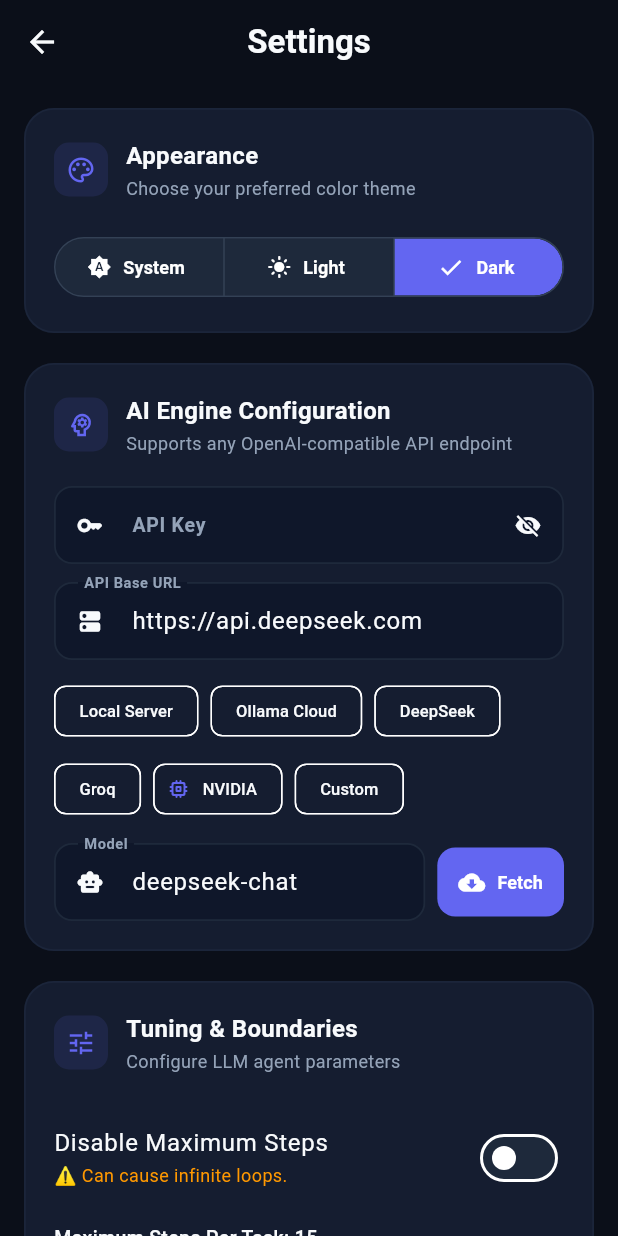
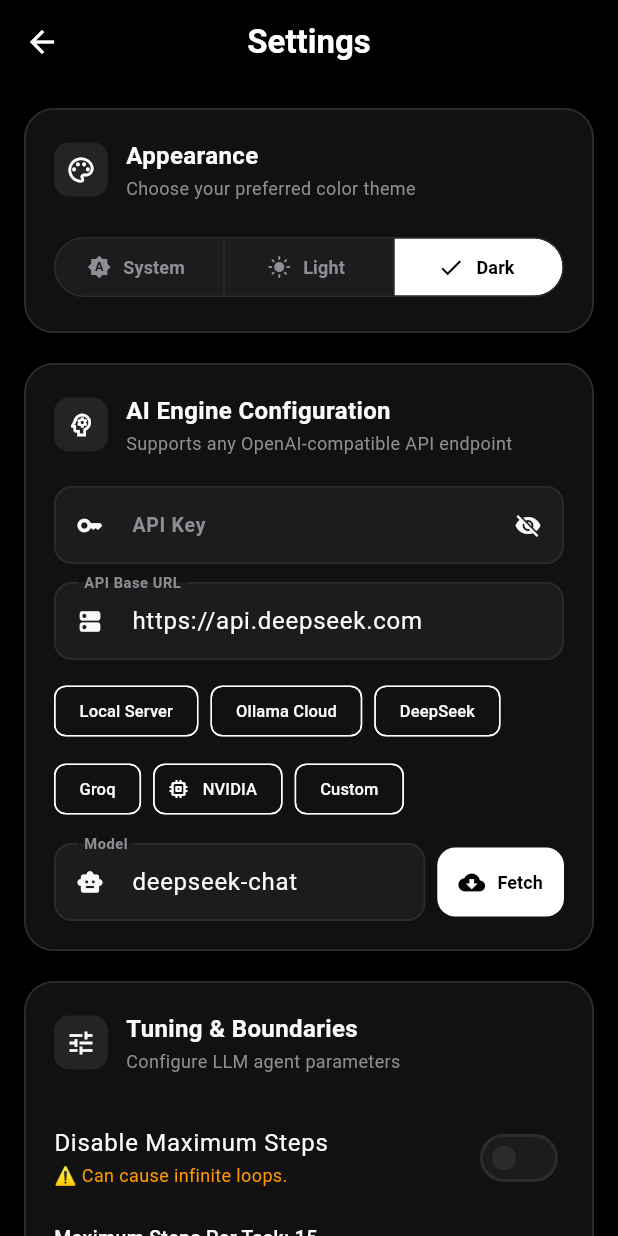
Before and after one commit to hebimind-boop/private-agent-pro, a Flutter app: the SettingsScreen screen opened directly with empty values, after a tap on "System", after a tap on "Light", after a tap on "Dark", on a phone screen of 412 x 824 dp. Run offline on Flutter 3.47's test engine with Material 3 defaults, Android fonts, the phone set to English and light mode, and no system bars; our stand-ins replace flutter_contacts, flutter_local_notifications, flutter_markdown, flutter_tts, permission_handler, plugin_platform_interface and 2 more; missing offline and left inert: android_intent_plus, installed_apps, screen_brightness, shizuku_api, volume_controller; accounts and stored records are empty.

Commit message:
style: implement pure OLED black and white minimalist theme

```diff
--- a/lib/main.dart
+++ b/lib/main.dart
@@ -19,13 +19,13 @@ void overlayMain() {
         scaffoldBackgroundColor: Colors.transparent,
         cardColor: Colors.white,
         dialogBackgroundColor: Colors.transparent,
-        primaryColor: const Color(0xFF4F46E5),
+        primaryColor: const Color(0xFF000000),
         useMaterial3: true,
         colorScheme: const ColorScheme.light(
           background: Colors.transparent,
-          primary: Color(0xFF4F46E5),
+          primary: Color(0xFF000000),
           surface: Colors.white,
-          onSurface: Color(0xFF1E293B),
+          onSurface: Color(0xFF111111),
           onPrimary: Colors.white,
         ),
       ),
@@ -125,16 +125,19 @@ class PrivateAgentApp extends StatelessWidget {
           ),
           darkTheme: ThemeData(
             brightness: Brightness.dark,
-            primaryColor: const Color(0xFF6366F1), // Indigo-500
+            primaryColor: const Color(0xFFFFFFFF),
             scaffoldBackgroundColor: const Color(
-              0xFF0B0F19,
-            ), // Midnight deep slate
+              0xFF000000,
+            ), // True pitch-black OLED
             colorScheme: const ColorScheme.dark(
-              primary: Color(0xFF6366F1), // Indigo-500
-              secondary: Color(0xFF38BDF8), // Sky-400
-              surface: Color(0xFF151D30), // Midnight gray-blue card background
-              onSurface: Color(0xFFF8FAFC), // Slate-50 text
-              surfaceContainerHighest: Color(0xFF1E293B), // Slate-800
+              primary: Color(0xFFFFFFFF), // Crisp pure white
+              onPrimary: Color(0xFF000000), // Pure black text on primary buttons
+              secondary: Color(0xFFE5E5EA),
+              onSecondary: Color(0xFF000000),
+              surface: Color(0xFF111111), // Dark elevated card surface
+              onSurface: Color(0xFFF8FAFC),
+              surfaceContainerHighest: Color(0xFF1C1C1E),
+              outline: Color(0xFF2C2C2E),
               error: Colors.redAccent,
             ),
             useMaterial3: true,
@@ -143,8 +146,8 @@ class PrivateAgentApp extends StatelessWidget {
               elevation: 0,
               scrolledUnderElevation: 0,
               backgroundColor: Colors.transparent,
-              foregroundColor: Color(0xFFF8FAFC),
-              iconTheme: IconThemeData(color: Color(0xFFF8FAFC)),
+              foregroundColor: Color(0xFFFFFFFF),
+              iconTheme: IconThemeData(color: Color(0xFFFFFFFF)),
               systemOverlayStyle: SystemUiOverlayStyle(
                 statusBarColor: Colors.transparent,
                 statusBarIconBrightness: Brightness.light,
@@ -153,11 +156,11 @@ class PrivateAgentApp extends StatelessWidget {
             ),
             cardTheme: CardThemeData(
               elevation: 0,
-              color: const Color(0xFF151D30),
+              color: const Color(0xFF111111),
               shape: RoundedRectangleBorder(
                 borderRadius: BorderRadius.circular(20),
-                side: BorderSide(
-                  color: const Color(0xFF243049).withOpacity(0.4),
+                side: const BorderSide(
+                  color: Color(0xFF2C2C2E),
                   width: 1.2,
                 ),
               ),
--- a/lib/overlay_main.dart
+++ b/lib/overlay_main.dart
@@ -576,7 +576,7 @@ class _OverlayAppState extends State<OverlayApp> {
                             width: 28,
                             height: 28,
                             decoration: const BoxDecoration(
-                              color: Color(0xFF4F46E5),
+                              color: Color(0xFF111111),
                               shape: BoxShape.circle,
                             ),
                             child: const Icon(
--- a/lib/screens/onboarding_screen.dart
+++ b/lib/screens/onboarding_screen.dart
@@ -225,12 +225,17 @@ class _OnboardingScreenState extends State<OnboardingScreen>
             _isValidating = false;
           });
 
+          final isDark = Theme.of(context).brightness == Brightness.dark;
           ScaffoldMessenger.of(context).showSnackBar(
             SnackBar(
-              content: const Text(
+              content: Text(
                 'Configuration validated! Launching PrivateAgent...',
+                style: TextStyle(
+                  color: isDark ? Colors.black : Colors.white,
+                  fontWeight: FontWeight.bold,
+                ),
               ),
-              backgroundColor: Colors.indigoAccent,
+              backgroundColor: isDark ? Colors.white : Theme.of(context).colorScheme.primary,
               behavior: SnackBarBehavior.floating,
               shape: RoundedRectangleBorder(
                 borderRadius: BorderRadius.circular(12),
@@ -405,7 +410,7 @@ class _OnboardingScreenState extends State<OnboardingScreen>
 
     return Scaffold(
       backgroundColor: isDark
-          ? const Color(0xFF0B0F19)
+          ? const Color(0xFF000000)
           : const Color(0xFFF8FAFC),
       body: Stack(
         children: [
@@ -473,11 +478,11 @@ class _OnboardingScreenState extends State<OnboardingScreen>
                 gradient: RadialGradient(
                   colors: [
                     isDark
-                        ? const Color(0xFF6366F1).withOpacity(0.18)
-                        : const Color(0xFF4F46E5).withOpacity(0.08),
+                        ? Colors.white.withOpacity(0.04)
+                        : Colors.black.withOpacity(0.03),
                     isDark
-                        ? const Color(0xFF6366F1).withOpacity(0)
-                        : const Color(0xFF4F46E5).withOpacity(0),
+                        ? Colors.white.withOpacity(0)
+                        : Colors.black.withOpacity(0),
                   ],
                 ),
               ),
@@ -494,11 +499,11 @@ class _OnboardingScreenState extends State<OnboardingScreen>
                 gradient: RadialGradient(
                   colors: [
                     isDark
-                        ? const Color(0xFF38BDF8).withOpacity(0.15)
-                        : const Color(0xFF0EA5E9).withOpacity(0.06),
+                        ? Colors.white.withOpacity(0.03)
+                        : Colors.black.withOpacity(0.02),
                     isDark
-                        ? const Color(0xFF38BDF8).withOpacity(0)
-                        : const Color(0xFF0EA5E9).withOpacity(0),
+                        ? Colors.white.withOpacity(0)
+                        : Colors.black.withOpacity(0),
                   ],
                 ),
               ),
@@ -607,7 +612,7 @@ class _OnboardingScreenState extends State<OnboardingScreen>
                 height: 140,
                 decoration: BoxDecoration(
                   shape: BoxShape.circle,
-                  color: isDark ? const Color(0xFF151D30) : Colors.white,
+                  color: isDark ? const Color(0xFF111111) : Colors.white,
                   boxShadow: [
                     BoxShadow(
                       color: Colors.black.withOpacity(isDark ? 0.25 : 0.08),
--- a/lib/screens/settings_screen.dart
+++ b/lib/screens/settings_screen.dart
@@ -259,12 +259,14 @@ class _SettingsScreenState extends State<SettingsScreen>
                 Container(
                   padding: const EdgeInsets.all(8),
                   decoration: BoxDecoration(
-                    color: Theme.of(context).primaryColor.withOpacity(0.12),
+                    color: isDark
+                        ? Colors.white.withOpacity(0.08)
+                        : Theme.of(context).primaryColor.withOpacity(0.12),
                     borderRadius: BorderRadius.circular(10),
                   ),
                   child: Icon(
                     icon,
-                    color: Theme.of(context).primaryColor,
+                    color: isDark ? Colors.white : Theme.of(context).primaryColor,
                     size: 20,
                   ),
                 ),
@@ -287,7 +289,7 @@ class _SettingsScreenState extends State<SettingsScreen>
                           style: TextStyle(
                             fontSize: 12,
                             color: isDark
-                                ? const Color(0xFF94A3B8)
+                                ? const Color(0xFF8E8E93)
                                 : const Color(0xFF475569),
                           ),
                         ),
@@ -318,35 +320,35 @@ class _SettingsScreenState extends State<SettingsScreen>
       prefixIcon: prefixIcon,
       suffixIcon: suffixIcon,
       filled: true,
-      fillColor: isDark ? const Color(0xFF0F172A) : const Color(0xFFF8FAFC),
+      fillColor: isDark ? const Color(0xFF1C1C1E) : const Color(0xFFF8FAFC),
       labelStyle: TextStyle(
-        color: isDark ? const Color(0xFF94A3B8) : const Color(0xFF64748B),
+        color: isDark ? const Color(0xFF8E8E93) : const Color(0xFF64748B),
         fontSize: 13,
         fontWeight: FontWeight.w600,
       ),
       hintStyle: TextStyle(
-        color: isDark ? const Color(0xFF475569) : const Color(0xFF94A3B8),
+        color: isDark ? const Color(0xFF636366) : const Color(0xFF94A3B8),
         fontSize: 13,
       ),
       contentPadding: const EdgeInsets.symmetric(horizontal: 16, vertical: 14),
       border: OutlineInputBorder(
         borderRadius: BorderRadius.circular(12),
         borderSide: BorderSide(
-          color: isDark ? const Color(0xFF1E293B) : const Color(0xFFE2E8F0),
+          color: isDark ? const Color(0xFF2C2C2E) : const Color(0xFFE2E8F0),
           width: 1.2,
         ),
       ),
       enabledBorder: OutlineInputBorder(
         borderRadius: BorderRadius.circular(12),
         borderSide: BorderSide(
-          color: isDark ? const Color(0xFF1E293B) : const Color(0xFFE2E8F0),
+          color: isDark ? const Color(0xFF2C2C2E) : const Color(0xFFE2E8F0),
           width: 1.2,
         ),
       ),
       focusedBorder: OutlineInputBorder(
         borderRadius: BorderRadius.circular(12),
         borderSide: BorderSide(
-          color: Theme.of(context).colorScheme.primary,
+          color: isDark ? Colors.white : Theme.of(context).colorScheme.primary,
           width: 1.8,
         ),
       ),
@@ -381,17 +383,19 @@ class _SettingsScreenState extends State<SettingsScreen>
                     width: double.infinity,
                     child: SegmentedButton<ThemeMode>(
                       style: SegmentedButton.styleFrom(
-                        selectedBackgroundColor: Theme.of(
-                          context,
-                        ).colorScheme.primary,
-                        selectedForegroundColor: Colors.white,
+                        selectedBackgroundColor: isDark
+                            ? Colors.white
+                            : Theme.of(context).colorScheme.primary,
+                        selectedForegroundColor: isDark
+                            ? Colors.black
+                            : Colors.white,
                         backgroundColor: isDark
-                            ? const Color(0xFF1E293B)
+                            ? const Color(0xFF1C1C1E)
                             : Colors.white,
-                        foregroundColor: isDark ? Colors.white : Colors.black87,
+                        foregroundColor: isDark ? const Color(0xFF8E8E93) : Colors.black87,
                         side: BorderSide(
                           color: isDark
-                              ? const Color(0xFF334155)
+                              ? const Color(0xFF2C2C2E)
                               : const Color(0xFFE2E8F0),
                         ),
                       ),
@@ -552,21 +556,23 @@ class _SettingsScreenState extends State<SettingsScreen>
                   const SizedBox(width: 8),
                   ElevatedButton.icon(
                     onPressed: _fetchModels,
-                    icon: const Icon(
+                    icon: Icon(
                       Icons.cloud_download,
                       size: 18,
-                      color: Colors.white,
+                      color: isDark ? Colors.black : Colors.white,
                     ),
-                    label: const Text(
+                    label: Text(
                       'Fetch',
                       style: TextStyle(
-                        color: Colors.white,
+                        color: isDark ? Colors.black : Colors.white,
                         fontWeight: FontWeight.bold,
                         fontSize: 12,
                       ),
                     ),
                     style: ElevatedButton.styleFrom(
-                      backgroundColor: Theme.of(context).colorScheme.primary,
+                      backgroundColor: isDark
+                          ? Colors.white
+                          : Theme.of(context).colorScheme.primary,
                       elevation: 0,
                       padding: const EdgeInsets.symmetric(
                         horizontal: 14,
```
Also changed, not shown: lib/screens/home_screen.dart (+33 -33 lines).
